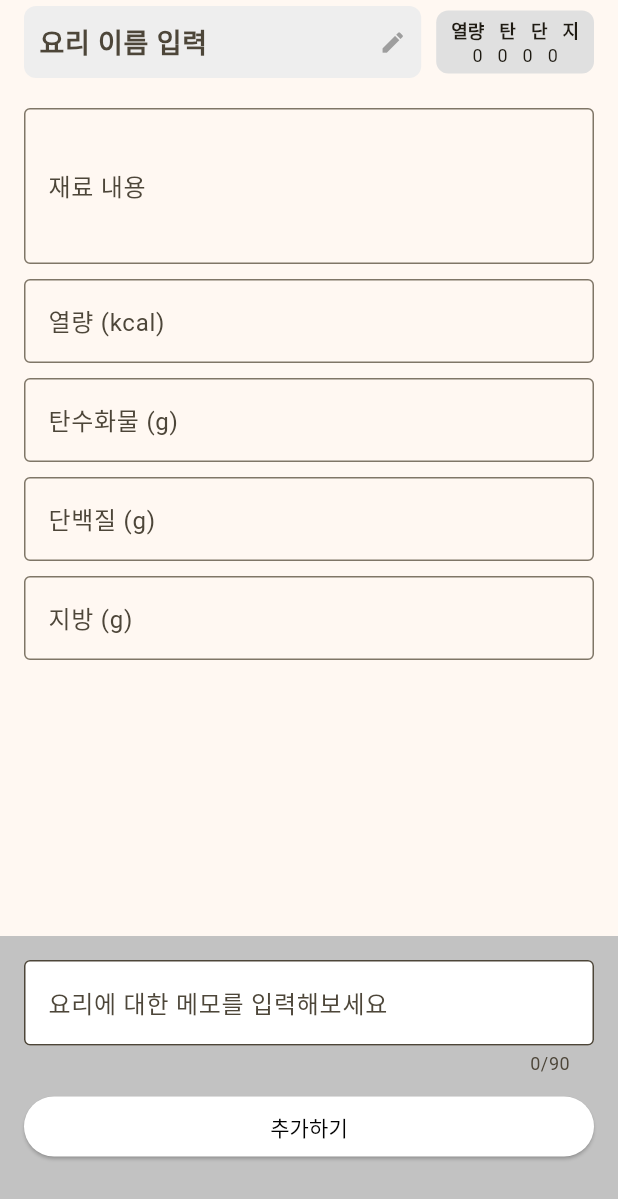
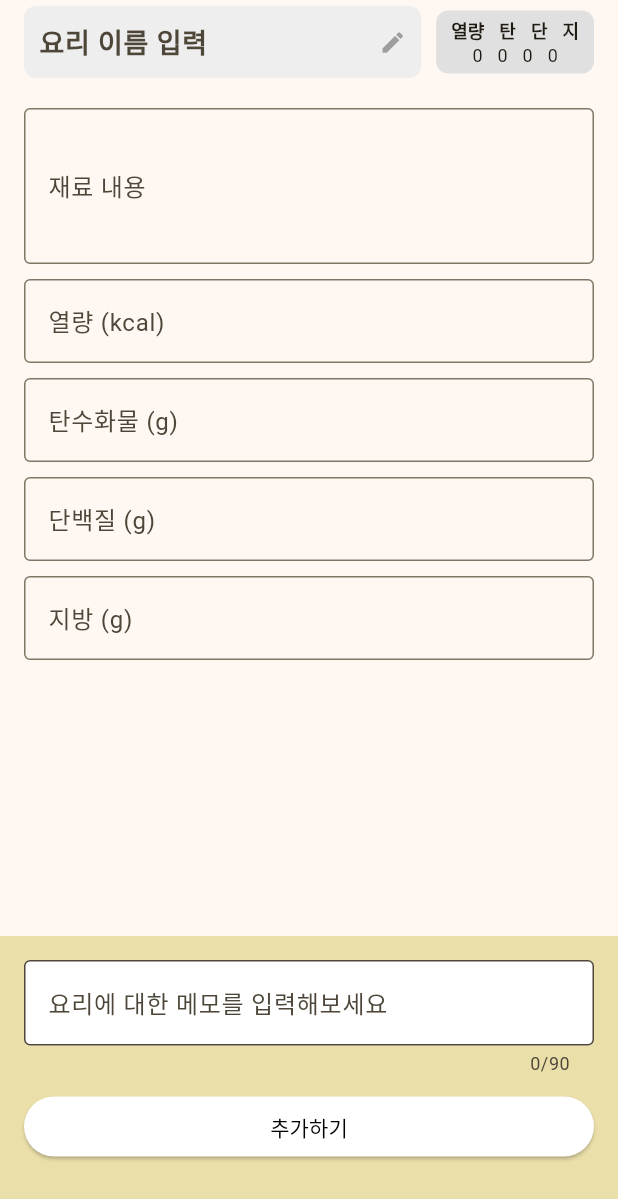
Before and after one commit to Mango-Fridge/Frontend, a Flutter app: the GenerateCookView screen opened by its route, on a phone screen of 412 x 824 dp. Shown: the top 1199 px of the screen. Run offline on Flutter 3.47's test engine with Material 3 defaults, Android fonts, the phone set to English and light mode, and no system bars; our stand-ins replace flutter_dotenv, flutter_riverpod, go_router, shared_preferences, sign_in_with_apple, webview_flutter; missing offline and left inert: kakao_flutter_sdk; accounts and stored records are empty.

Commit message:
#56 [Feat]: GenerateCookView를 스크롤 뷰로 구성

```diff
--- a/lib/view/cook/cook_view.dart
+++ b/lib/view/cook/cook_view.dart
@@ -132,7 +132,7 @@ class CookView extends ConsumerWidget {
                         crossAxisAlignment: CrossAxisAlignment.start,
                         children: [
                           Text(
-                            '요리 ${index + 1}',
+                            recipe.name,
                             style: const TextStyle(
                               color: Colors.black,
                               fontSize: 16,
@@ -140,16 +140,9 @@ class CookView extends ConsumerWidget {
                             ),
                           ),
                           Text(
-                            recipe.name,
+                            recipe.ingredients,
                             style: const TextStyle(
                               color: Colors.black,
-                              fontSize: 14,
-                            ),
-                          ),
-                          Text(
-                            recipe.ingredients,
-                            style: const TextStyle(
-                              color: Colors.white,
                               fontSize: 14,
                             ),
                           ),
--- a/lib/view/cook/generate_cook_view.dart
+++ b/lib/view/cook/generate_cook_view.dart
@@ -191,8 +191,9 @@ class _GenerateCookViewState extends ConsumerState<GenerateCookView> {
           ],
         ),
       ),
+
+      /// ✅ 스크롤 가능한 화면 적용
       body: SingleChildScrollView(
-        child: Padding(
         padding: const EdgeInsets.all(16.0),
         child: Column(
           children: [
@@ -209,52 +210,34 @@ class _GenerateCookViewState extends ConsumerState<GenerateCookView> {
               },
             ),
             const SizedBox(height: 10),
-              // 열량 입력 필드
-              TextField(
-                controller: _caloriesController,
-                decoration: const InputDecoration(
-                  labelText: '열량 (kcal)',
-                  border: OutlineInputBorder(),
+
+            // 영양소 입력 필드들
+            for (var field in [
+              {'controller': _caloriesController, 'label': '열량 (kcal)'},
+              {'controller': _carbohydratesController, 'label': '탄수화물 (g)'},
+              {'controller': _proteinController, 'label': '단백질 (g)'},
+              {'controller': _fatController, 'label': '지방 (g)'},
+            ])
+              Padding(
+                padding: const EdgeInsets.only(bottom: 10),
+                child: TextField(
+                  controller: field['controller'] as TextEditingController,
+                  decoration: InputDecoration(
+                    labelText: field['label'] as String,
+                    border: const OutlineInputBorder(),
                   ),
                   keyboardType: TextInputType.number,
                 ),
-              const SizedBox(height: 10),
-              // 탄수화물 입력 필드
-              TextField(
-                controller: _carbohydratesController,
-                decoration: const InputDecoration(
-                  labelText: '탄수화물 (g)',
-                  border: OutlineInputBorder(),
-                ),
-                keyboardType: TextInputType.number,
-              ),
-              const SizedBox(height: 10),
-              // 단백질 입력 필드
-              TextField(
-                controller: _proteinController,
-                decoration: const InputDecoration(
-                  labelText: '단백질 (g)',
-                  border: OutlineInputBorder(),
-                ),
-                keyboardType: TextInputType.number,
-              ),
-              const SizedBox(height: 10),
-              // 지방 입력 필드
-              TextField(
-                controller: _fatController,
-                decoration: const InputDecoration(
-                  labelText: '지방 (g)',
-                  border: OutlineInputBorder(),
-                ),
-                keyboardType: TextInputType.number,
               ),
           ],
         ),
       ),
-      ),
-      bottomSheet: Container(
+
+      /// ✅ bottomSheet 유지
+      bottomSheet: SafeArea(
+        child: Container(
           height: 200,
-        color: const Color.fromARGB(255, 194, 194, 194),
+          color: const Color.fromARGB(255, 234, 223, 169),
           padding: const EdgeInsets.all(16.0),
           child: Column(
             mainAxisSize: MainAxisSize.min,
@@ -278,9 +261,13 @@ class _GenerateCookViewState extends ConsumerState<GenerateCookView> {
                   backgroundColor: Colors.white,
                   minimumSize: const Size(double.infinity, 40),
                 ),
-              child: const Text('추가하기', style: TextStyle(color: Colors.black)),
+                child: const Text(
+                  '추가하기',
+                  style: TextStyle(color: Colors.black),
+                ),
               ),
             ],
+          ),
         ),
       ),
     );
```
Lines whose indentation alone changed are shown as unchanged.
